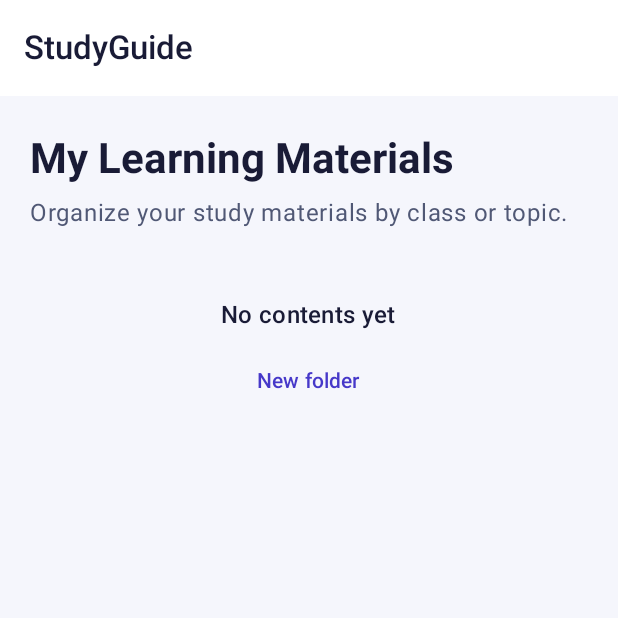
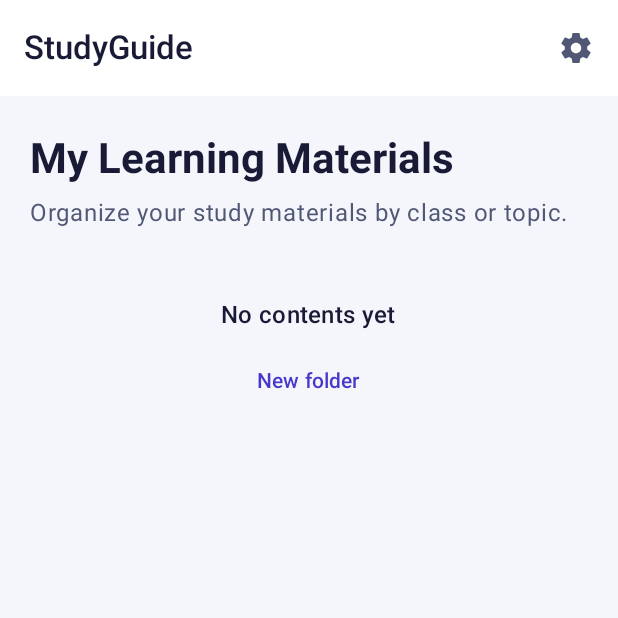
Before and after one commit to herrmh23/StudyGuide, an Android app built with Jetpack Compose: the screen it shows after launch (MainActivity), on a phone screen of 412 x 824 dp, the top half of it. Run offline under Robolectric (Android 15) with nearby library versions, the phone set to English and light mode, and no system bars.

Commit message:
Add Settings menu and informational pages

```diff
--- a/app/src/main/java/com/example/studyguide/MainActivity.kt
+++ b/app/src/main/java/com/example/studyguide/MainActivity.kt
@@ -104,6 +104,7 @@ private val folderListSaver = listSaver<List<Folder>, Bundle>(
 fun HomeScreen() {
     var showDialog by rememberSaveable {mutableStateOf(false) }
     var folderName by rememberSaveable { mutableStateOf("") }
+    var settingsPage by rememberSaveable { mutableStateOf<SettingsPage?>(null) }
     var showAddMenu by remember { mutableStateOf(false) }
 
     //region List Variables
@@ -171,11 +172,25 @@ fun HomeScreen() {
     }
     //endregion
 
-    BackHandler(enabled = currentFolder != null, onBack = goBack)
+    val goBackFromSettings = {
+        settingsPage = if (settingsPage == SettingsPage.Menu) null else SettingsPage.Menu
+    }
+    BackHandler(enabled = currentFolder != null && settingsPage == null, onBack = goBack)
+    BackHandler(enabled = settingsPage != null, onBack = goBackFromSettings)
 
     //filter files by folder
     val shownFiles = files.filter {
         it.parentId == currentFolderId
+    }
+
+    val page = settingsPage
+    if (page != null) {
+        SettingsScreen(
+            page = page,
+            onBack = goBackFromSettings,
+            onOpenPage = { settingsPage = it }
+        )
+        return
     }
 
     Scaffold(
@@ -190,6 +205,17 @@ fun HomeScreen() {
                                 contentDescription = stringResource(R.string.back_to_parent)
                             )
                         }
+                    }
+                },
+                actions = {
+                    IconButton(onClick = {
+                        showAddMenu = false
+                        settingsPage = SettingsPage.Menu
+                    }) {
+                        Icon(
+                            painter = painterResource(R.drawable.ic_settings),
+                            contentDescription = stringResource(R.string.settings)
+                        )
                     }
                 },
                 colors = TopAppBarDefaults.topAppBarColors(containerColor = colors.surface)
--- /dev/null
+++ b/app/src/main/res/drawable/ic_settings.xml
@@ -0,0 +1,10 @@
+<vector xmlns:android="http://schemas.android.com/apk/res/android"
+    android:width="24dp"
+    android:height="24dp"
+    android:viewportWidth="24"
+    android:viewportHeight="24">
+    <path
+        android:fillColor="#000000"
+        android:pathData="M19.43,12.98C19.47,12.66 19.5,12.34 19.5,12C19.5,11.66 19.47,11.34 19.43,11.02L21.54,9.37C21.73,9.22 21.78,8.95 21.66,8.73L19.66,5.27C19.54,5.05 19.27,4.97 19.05,5.05L16.56,6.05C16.04,5.65 15.48,5.32 14.87,5.07L14.49,2.42C14.46,2.18 14.25,2 14,2H10C9.75,2 9.54,2.18 9.51,2.42L9.13,5.07C8.52,5.32 7.96,5.66 7.44,6.05L4.95,5.05C4.72,4.96 4.46,5.05 4.34,5.27L2.34,8.73C2.21,8.95 2.27,9.22 2.46,9.37L4.57,11.02C4.53,11.34 4.5,11.67 4.5,12C4.5,12.33 4.53,12.66 4.57,12.98L2.46,14.63C2.27,14.78 2.22,15.05 2.34,15.27L4.34,18.73C4.46,18.95 4.73,19.03 4.95,18.95L7.44,17.95C7.96,18.35 8.52,18.68 9.13,18.93L9.51,21.58C9.54,21.82 9.75,22 10,22H14C14.25,22 14.46,21.82 14.49,21.58L14.87,18.93C15.48,18.68 16.04,18.34 16.56,17.95L19.05,18.95C19.28,19.04 19.54,18.95 19.66,18.73L21.66,15.27C21.78,15.05 21.73,14.78 21.54,14.63Z M12,15.5C10.07,15.5 8.5,13.93 8.5,12C8.5,10.07 10.07,8.5 12,8.5C13.93,8.5 15.5,10.07 15.5,12C15.5,13.93 13.93,15.5 12,15.5Z"
+        android:fillType="evenOdd" />
+</vector>
```
Also changed, not shown: app/src/main/java/com/example/studyguide/SettingsScreen.kt (added, +180 -0 lines), app/src/main/res/values/strings.xml (+23 -0 lines).
